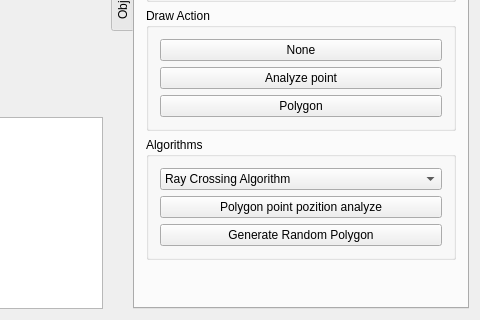
Qt form Mapper/widget.ui (Robinpf/ADK_Pflug_Klemsa) before a commit; both pictures show x 142 to 622 and y 89 to 409 of the 622 by 409 pixel window.
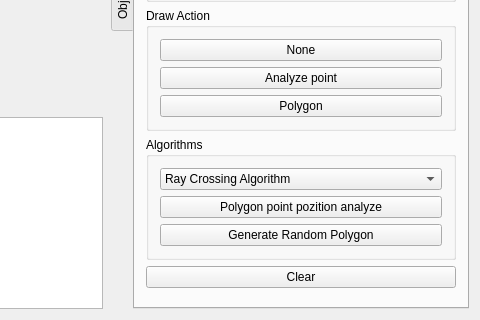
The same form after that commit. Custom widgets are drawn as their Qt base class.

What changed in the file:
```diff
--- a/Mapper/widget.ui
+++ b/Mapper/widget.ui
@@ -153,6 +153,13 @@
          </layout>
         </widget>
        </item>
+       <item>
+        <widget class="QPushButton" name="btn_clear">
+         <property name="text">
+          <string>Clear</string>
+         </property>
+        </widget>
+       </item>
        <item>
         <spacer name="verticalSpacer">
          <property name="orientation">
```
